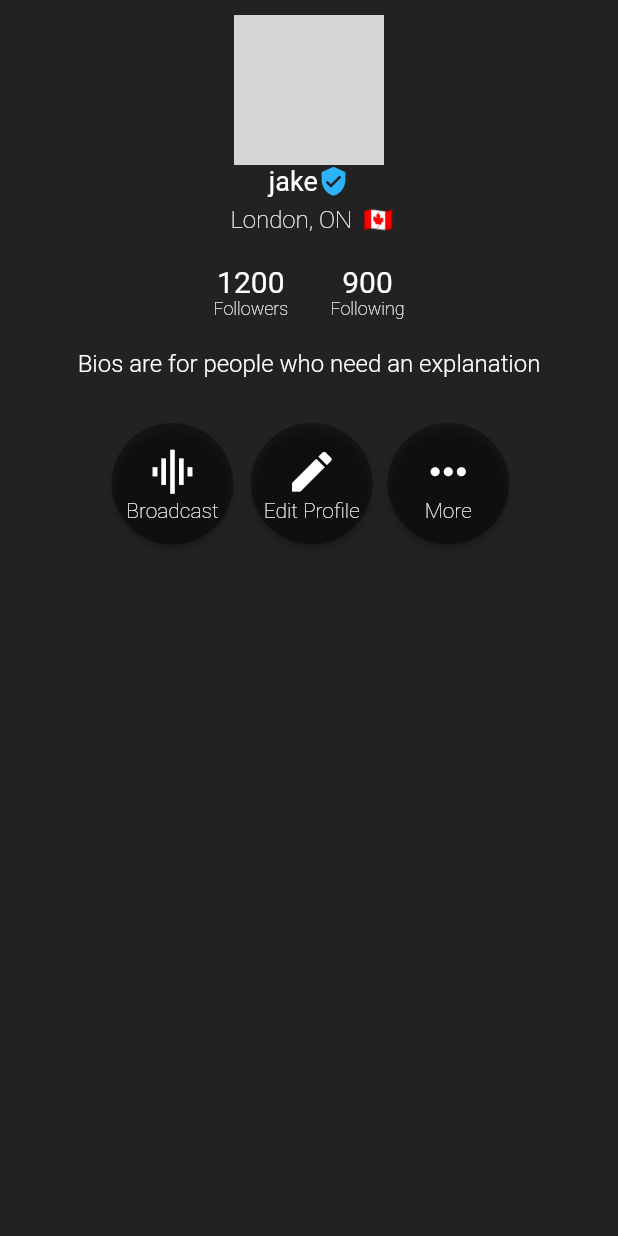
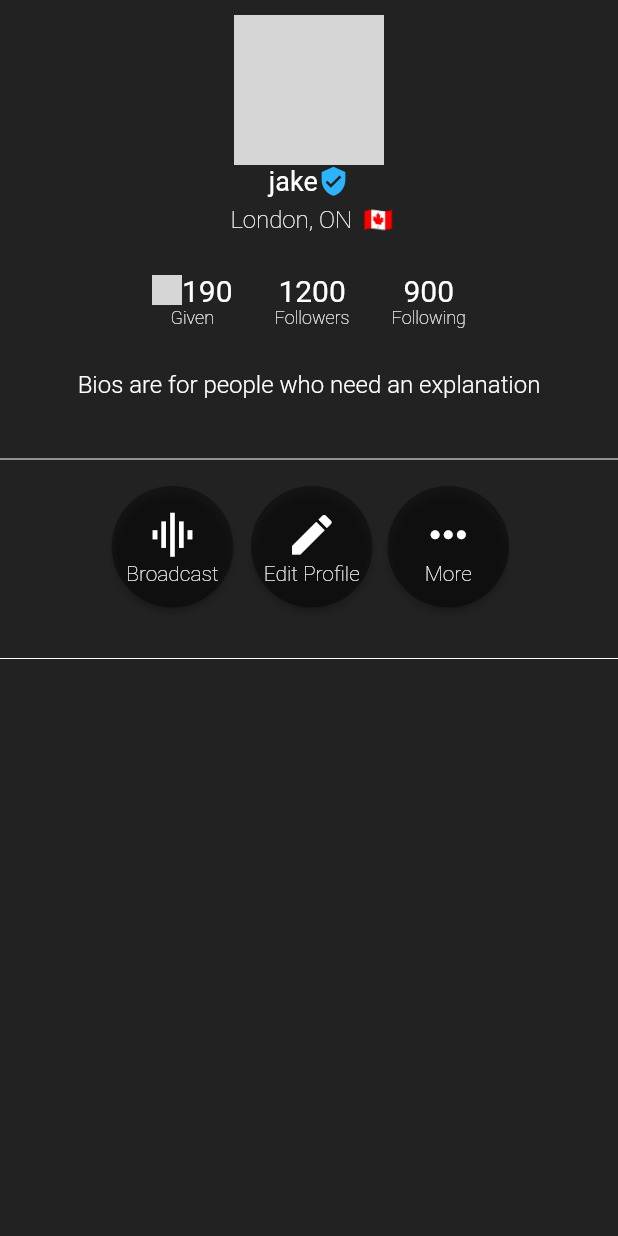
Before and after one commit to jakebildy/vibez, a Flutter app: the ProfileWidget screen opened directly, on a phone screen of 412 x 824 dp. Run offline on Flutter 3.47's test engine with Material 2 defaults, Android fonts, the light colour scheme and no system bars; our stand-ins replace badges, flutter_spinkit, video_player; network calls fail; grey boxes are pictures that could not be loaded.

Commit message:
:sparkles: improved profile w/ gem count

```diff
--- a/app/vibez/lib/profile.dart
+++ b/app/vibez/lib/profile.dart
@@ -75,7 +75,7 @@ class ProfileWidget extends StatelessWidget {
                     ),
                   ]),
               new Padding(
-                padding: const EdgeInsets.all(10.0),
+                padding: const EdgeInsets.all(13.0),
               ),
               new Row(
                   mainAxisAlignment: MainAxisAlignment.center,
@@ -83,7 +83,44 @@ class ProfileWidget extends StatelessWidget {
                   crossAxisAlignment: CrossAxisAlignment.center,
                   children: <Widget>[
 
+                    new Padding(
+                      padding: const EdgeInsets.all(14.0),
+                    ),
 
+                    new Column(
+                        mainAxisAlignment: MainAxisAlignment.start,
+                        mainAxisSize: MainAxisSize.min,
+                        crossAxisAlignment: CrossAxisAlignment.center,
+                        children: <Widget>[
+                          new Row(
+                              mainAxisAlignment: MainAxisAlignment.center,
+                              mainAxisSize: MainAxisSize.max,
+                              crossAxisAlignment: CrossAxisAlignment.center,
+                              children: <Widget>[
+                                new Image.network(
+                                  'https://i.imgur.com/7e317PJ.png',
+                                  fit:BoxFit.fitWidth,
+                                  width: 20.0,
+                                  height: 20.0,
+                                ),
+                                new Text(
+                                  "190",
+                                  style: new TextStyle(fontSize: 20.0,
+                                      color: Colors.white,
+                                      fontWeight: FontWeight.w400,
+                                      fontFamily: "Roboto"),
+                                ),
+                              ]),
+                          new Text(
+                            "Given",
+                            style: new TextStyle(fontSize: 12.0,
+                                color: Colors.white,
+                                fontWeight: FontWeight.w200,
+                                fontFamily: "Roboto"),
+                          )
+                        ]
+
+                    ),
 
                     new Padding(
                       padding: const EdgeInsets.all(14.0),
@@ -138,18 +175,17 @@ class ProfileWidget extends StatelessWidget {
                         ]
 
                     ),
+
                     new Padding(
                       padding: const EdgeInsets.all(14.0),
                     ),
-
-
 
                   ]
 
               ),
 
               new Padding(
-                padding: const EdgeInsets.all(10.0),
+                padding: const EdgeInsets.all(14.0),
               ),
               new Text(
                 "Bios are for people who need an explanation",
@@ -160,11 +196,11 @@ class ProfileWidget extends StatelessWidget {
               ),
 
               new Padding(
+                padding: const EdgeInsets.all(16.0),
+              ),
+              new Divider(color: Colors.white),
+              new Padding(
                 padding: const EdgeInsets.all(5.0),
-              ),
-
-              new Padding(
-                padding: const EdgeInsets.all(10.0),
               ),
 
               new Row(
@@ -260,9 +296,9 @@ class ProfileWidget extends StatelessWidget {
 
 
               new Padding(
-                padding: const EdgeInsets.all(16),
+                padding: const EdgeInsets.all(13),
               ),
-
+              new Divider(color: Colors.white),
               new Padding(
                 padding: const EdgeInsets.all(8.1),
               ),
```
